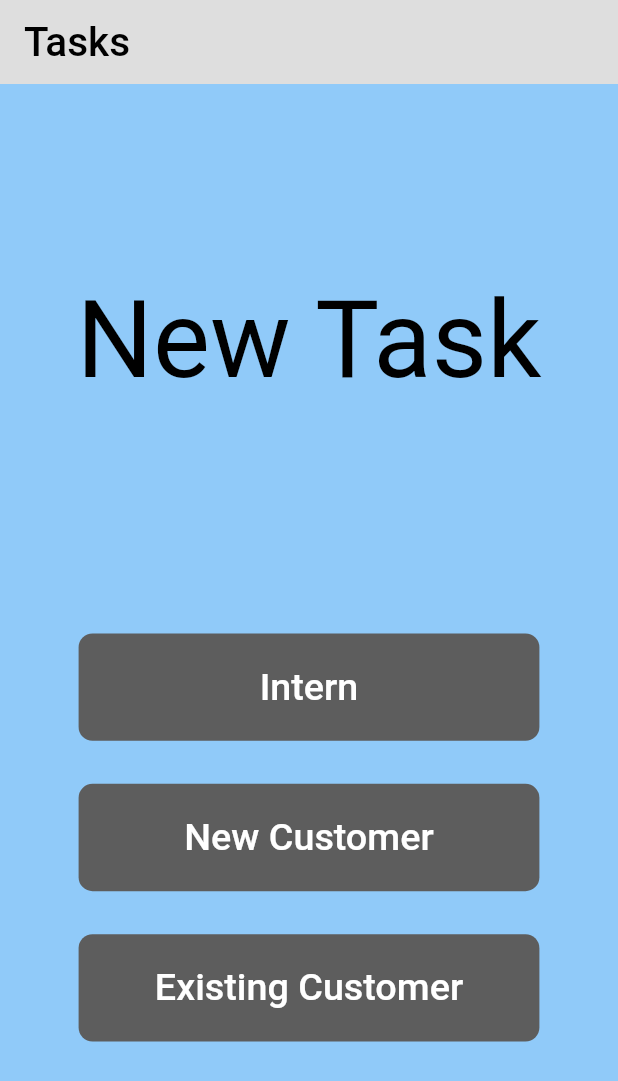
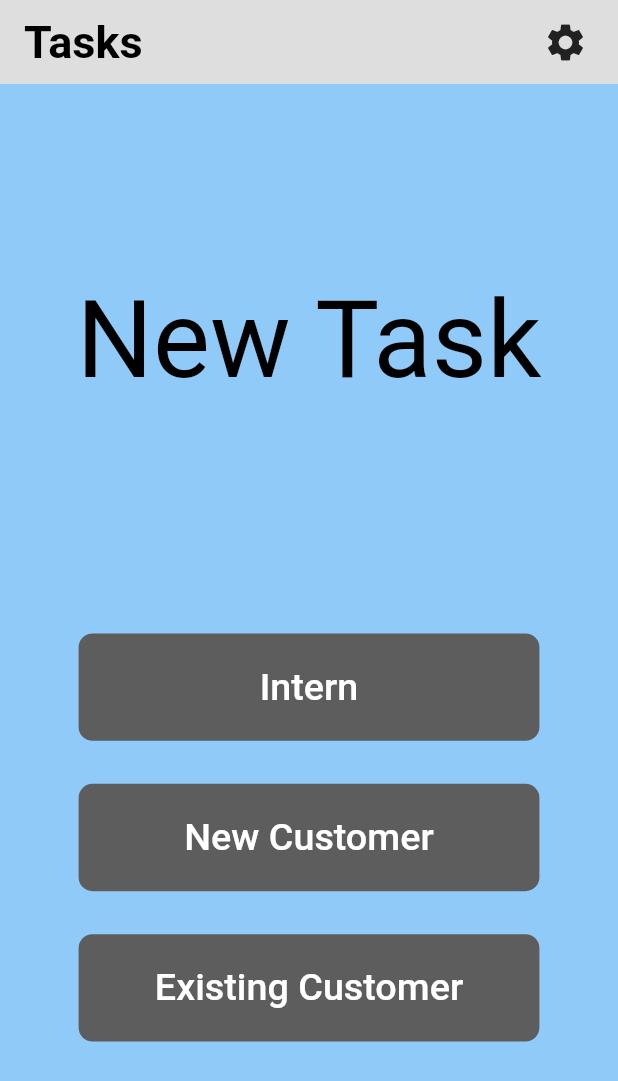
Before and after one commit to lenny1400/diplomarbeit, a Flutter app: the TasksPage screen opened directly, on a phone screen of 412 x 824 dp. Shown: the top 1081 px of the screen. Run offline on Flutter 3.47's test engine with Material 2 defaults, Android fonts, the phone set to English and light mode, and no system bars; our stand-ins replace bootstrap_icons, camera, csv, file_picker, firebase_auth, firebase_core and 8 more; missing offline and left inert: dart:ffi; accounts and stored records are empty.

Commit message:
Settings button hinzugefügt

```diff
--- a/lib/main_screens/task_screen.dart
+++ b/lib/main_screens/task_screen.dart
@@ -1,6 +1,7 @@
 import 'package:flutter/material.dart';
 import 'package:flutter/services.dart';
 import 'package:get/get_utils/src/extensions/internacionalization.dart';
+import 'package:simple_nav_bar/responsive_screens/home/settings.dart';
 import 'package:simple_nav_bar/responsive_screens/task/task_widget/responsive_task.dart';
 import 'package:simple_nav_bar/responsive_screens/task/tasks/existing_customer.dart';
 import 'package:simple_nav_bar/responsive_screens/task/tasks/intern.dart';
@@ -71,10 +72,28 @@ class _TasksPageState extends State<TasksPage> {
     return Scaffold(
       backgroundColor: theme.backgroundColor,
       appBar: AppBar(
-        title: Text(widget.title,
-          style: theme.textTheme.headline6,
+        title: Text("ta_appbar1".tr,
+          style: theme.textTheme.caption,
         ),
         elevation: 0,
+        actions: [
+          Padding(
+              padding: const EdgeInsets.only(right: 20.0),
+              child: GestureDetector(
+                onTap: () {
+                  Navigator.push(context, MaterialPageRoute(builder: (_) => const SettingsPage(title: "se_appbar1")));
+                },
+                child: const Icon(
+                    Icons.settings
+                ),
+              )
+          ),
+        ],
+        actionsIconTheme: IconThemeData(
+            size: 30.0,
+            color: theme.shadowColor,
+            opacity: 12.0
+        ),
       ),
       body: LayoutBuilder(
         builder: (BuildContext context, BoxConstraints constraints){
--- a/lib/user_management/login_register.dart
+++ b/lib/user_management/login_register.dart
@@ -71,7 +71,7 @@ class _LoginRegisterPageState extends State<LoginRegisterPage> {
 
   @override
   void initState() {
-    print("LoginRegister is loaded" + _isLoggedOut.toString());
+    print("LoginRegister is loaded: " + _isLoggedOut.toString());
     // TODO: implement initState
     super.initState();
     setState(() {
@@ -93,7 +93,7 @@ class _LoginRegisterPageState extends State<LoginRegisterPage> {
       } else {
         _isLoggedOut = false;
         print('User is signed in!');
-        print(user.uid.toString());
+        print("User: " + user.uid.toString());
         Navigator.pushAndRemoveUntil(context, MaterialPageRoute(builder: (context) => Nav()),(route) => false,);
       }
     });
```
Also changed, not shown: lib/main.dart (+0 -10 lines), lib/main_screens/data_screen.dart (+20 -1 lines), lib/main_screens/home_screen.dart (+13 -18 lines), lib/main_screens/time_screen.dart (+21 -2 lines), lib/responsive_screens/home/home_widgets/settings_widget/responsive_settings.dart (+9 -5 lines).
